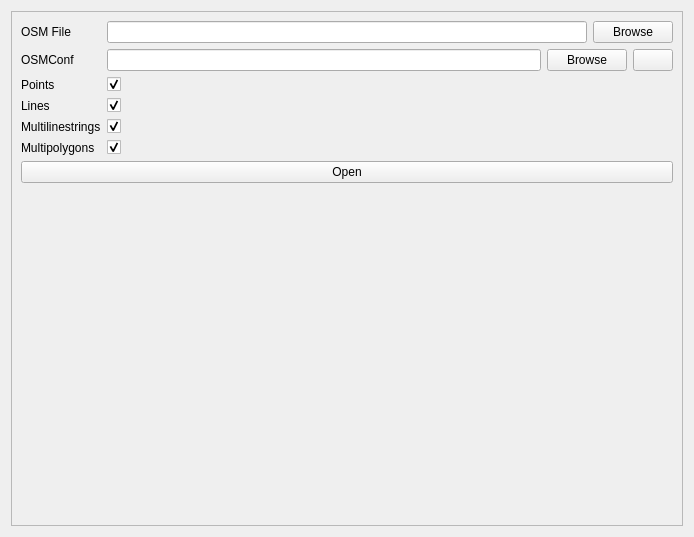
Before: the Qt Designer form ui/osm_file.ui in 3liz/QuickOSM, drawn with Qt 5.
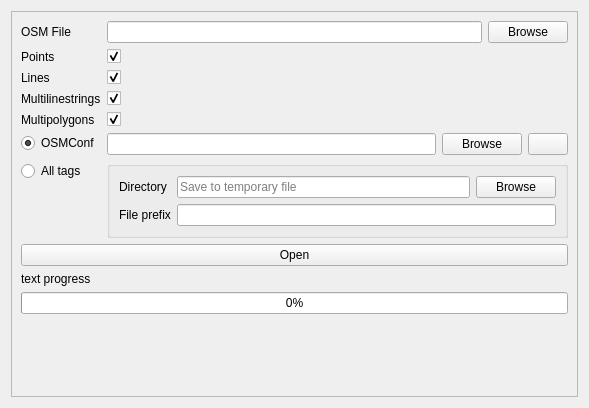
After: the same form once the commit is applied. Icons and pictures are not drawn.

The edit to the form file:
```diff
--- a/ui/osm_file.ui
+++ b/ui/osm_file.ui
@@ -6,14 +6,14 @@
    <rect>
     <x>0</x>
     <y>0</y>
-    <width>694</width>
-    <height>537</height>
+    <width>589</width>
+    <height>408</height>
    </rect>
   </property>
   <property name="windowTitle">
    <string>QuickOSM - OSM File</string>
   </property>
-  <layout class="QVBoxLayout" name="verticalLayout_2">
+  <layout class="QVBoxLayout" name="verticalLayout_3">
    <item>
     <widget class="QScrollArea" name="scrollArea">
      <property name="widgetResizable">
@@ -24,8 +24,8 @@
        <rect>
         <x>0</x>
         <y>0</y>
-        <width>680</width>
-        <height>523</height>
+        <width>575</width>
+        <height>394</height>
        </rect>
       </property>
       <layout class="QVBoxLayout" name="verticalLayout">
@@ -56,96 +56,64 @@
           </layout>
          </item>
          <item row="1" column="0">
-          <widget class="QLabel" name="label_2">
-           <property name="text">
-            <string>OSMConf</string>
-           </property>
-          </widget>
-         </item>
-         <item row="1" column="1">
-          <layout class="QHBoxLayout" name="horizontalLayout_2">
-           <item>
-            <widget class="QLineEdit" name="lineEdit_osmConf"/>
-           </item>
-           <item>
-            <widget class="QPushButton" name="pushButton_browseOsmConf">
-             <property name="text">
-              <string>Browse</string>
-             </property>
-            </widget>
-           </item>
-           <item>
-            <widget class="QPushButton" name="pushButton_resetIni">
-             <property name="text">
-              <string/>
-             </property>
-             <property name="icon">
-              <iconset resource="../../../../../plugins/QuickOSM/resources.qrc">
-               <normaloff>:/plugins/QuickOSM/resources/refresh.png</normaloff>:/plugins/QuickOSM/resources/refresh.png</iconset>
-             </property>
-            </widget>
-           </item>
-          </layout>
-         </item>
-         <item row="2" column="0">
           <widget class="QLabel" name="label_3">
            <property name="text">
             <string>Points</string>
            </property>
           </widget>
          </item>
-         <item row="3" column="0">
+         <item row="1" column="1">
+          <widget class="QCheckBox" name="checkBox_points">
+           <property name="text">
+            <string/>
+           </property>
+           <property name="checked">
+            <bool>true</bool>
+           </property>
+          </widget>
+         </item>
+         <item row="2" column="0">
           <widget class="QLabel" name="label_4">
            <property name="text">
             <string>Lines</string>
            </property>
           </widget>
          </item>
-         <item row="4" column="0">
+         <item row="2" column="1">
+          <widget class="QCheckBox" name="checkBox_lines">
+           <property name="text">
+            <string/>
+           </property>
+           <property name="checked">
+            <bool>true</bool>
+           </property>
+          </widget>
+         </item>
+         <item row="3" column="0">
           <widget class="QLabel" name="label_5">
            <property name="text">
             <string>Multilinestrings</string>
            </property>
           </widget>
          </item>
-         <item row="5" column="0">
+         <item row="3" column="1">
+          <widget class="QCheckBox" name="checkBox_multilinestrings">
+           <property name="text">
+            <string/>
+           </property>
+           <property name="checked">
+            <bool>true</bool>
+           </property>
+          </widget>
+         </item>
+         <item row="4" column="0">
           <widget class="QLabel" name="label_6">
            <property name="text">
             <string>Multipolygons</string>
            </property>
           </widget>
          </item>
-         <item row="2" column="1">
-          <widget class="QCheckBox" name="checkBox_points">
-           <property name="text">
-            <string/>
-           </property>
-           <property name="checked">
-            <bool>true</bool>
-           </property>
-          </widget>
-         </item>
-         <item row="3" column="1">
-          <widget class="QCheckBox" name="checkBox_lines">
-           <property name="text">
-            <string/>
-           </property>
-           <property name="checked">
-            <bool>true</bool>
-           </property>
-          </widget>
-         </item>
          <item row="4" column="1">
-          <widget class="QCheckBox" name="checkBox_multilinestrings">
-           <property name="text">
-            <string/>
-           </property>
-           <property name="checked">
-            <bool>true</bool>
-           </property>
-          </widget>
-         </item>
-         <item row="5" column="1">
           <widget class="QCheckBox" name="checkBox_multipolygons">
            <property name="text">
             <string/>
@@ -155,6 +123,96 @@
            </property>
           </widget>
          </item>
+         <item row="5" column="0">
+          <widget class="QRadioButton" name="radioButton_osmConf">
+           <property name="text">
+            <string>OSMConf</string>
+           </property>
+           <property name="checked">
+            <bool>true</bool>
+           </property>
+          </widget>
+         </item>
+         <item row="5" column="1">
+          <layout class="QHBoxLayout" name="horizontalLayout_osmConf">
+           <item>
+            <widget class="QLineEdit" name="lineEdit_osmConf"/>
+           </item>
+           <item>
+            <widget class="QPushButton" name="pushButton_browseOsmConf">
+             <property name="text">
+              <string>Browse</string>
+             </property>
+            </widget>
+           </item>
+           <item>
+            <widget class="QPushButton" name="pushButton_resetIni">
+             <property name="text">
+              <string/>
+             </property>
+             <property name="icon">
+              <iconset resource="../../../../../plugins/QuickOSM/resources.qrc">
+               <normaloff>:/plugins/QuickOSM/resources/refresh.png</normaloff>:/plugins/QuickOSM/resources/refresh.png</iconset>
+             </property>
+            </widget>
+           </item>
+          </layout>
+         </item>
+         <item row="6" column="0">
+          <widget class="QRadioButton" name="radioButton_allTags">
+           <property name="text">
+            <string>All tags</string>
+           </property>
+          </widget>
+         </item>
+         <item row="6" column="1">
+          <widget class="QGroupBox" name="groupBox_file">
+           <property name="title">
+            <string/>
+           </property>
+           <layout class="QVBoxLayout" name="verticalLayout_2">
+            <item>
+             <layout class="QFormLayout" name="formLayout_2">
+              <item row="0" column="0">
+               <widget class="QLabel" name="label_2">
+                <property name="text">
+                 <string>Directory</string>
+                </property>
+               </widget>
+              </item>
+              <item row="0" column="1">
+               <layout class="QHBoxLayout" name="horizontalLayout_3">
+                <item>
+                 <widget class="QLineEdit" name="lineEdit_browseDir">
+                  <property name="placeholderText">
+                   <string>Save to temporary file</string>
+                  </property>
+                 </widget>
+                </item>
+                <item>
+                 <widget class="QPushButton" name="pushButton_browse_output_file">
+                  <property name="text">
+                   <string>Browse</string>
+                  </property>
+                 </widget>
+                </item>
+               </layout>
+              </item>
+              <item row="1" column="0">
+               <widget class="QLabel" name="label_7">
+                <property name="text">
+                 <string>File prefix</string>
+                </property>
+               </widget>
+              </item>
+              <item row="1" column="1">
+               <widget class="QLineEdit" name="lineEdit_filePrefix"/>
+              </item>
+             </layout>
+            </item>
+           </layout>
+          </widget>
+         </item>
         </layout>
        </item>
        <item>
@@ -164,6 +222,20 @@
          </property>
         </widget>
        </item>
+       <item>
+        <widget class="QLabel" name="label_progress">
+         <property name="text">
+          <string>text progress</string>
+         </property>
+        </widget>
+       </item>
+       <item>
+        <widget class="QProgressBar" name="progressBar_execution">
+         <property name="value">
+          <number>0</number>
+         </property>
+        </widget>
+       </item>
        <item>
         <spacer name="verticalSpacer">
          <property name="orientation">
```
Left out of the diff: 69 changed lines with no effect on the pictures.
